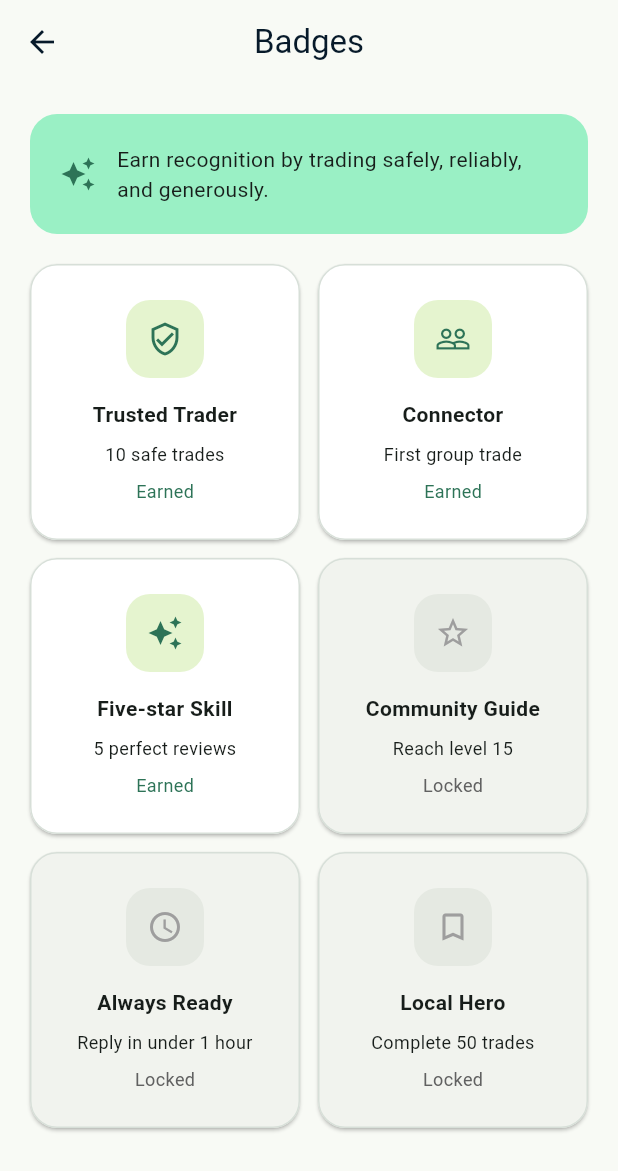
After one commit to Wajza/swe463-project, a Flutter app: the BadgesScreen screen opened directly, on a phone screen of 412 x 824 dp. The commit adds this screen. Shown: the top 1171 px of the screen. Run offline on Flutter 3.47's test engine with Material 3 defaults, Android fonts, the phone set to English and light mode, and no system bars; Roboto replaces fonts that are missing (Arial).

Commit message:
Add badges screen and connect profile navigation

```diff
--- /dev/null
+++ b/souq_skills/lib/screens/profile/badges_screen.dart
@@ -0,0 +1,177 @@
+import 'package:flutter/material.dart';
+
+import '../../main.dart';
+
+class BadgesScreen extends StatelessWidget {
+  const BadgesScreen({super.key});
+
+  // Sample achievements matching the approved design.
+  // Replace these with achievement data from the shared service later.
+  static const _badges = [
+    (
+      name: 'Trusted Trader',
+      requirement: '10 safe trades',
+      icon: Icons.verified_user_outlined,
+      unlocked: true,
+    ),
+    (
+      name: 'Connector',
+      requirement: 'First group trade',
+      icon: Icons.people_outline,
+      unlocked: true,
+    ),
+    (
+      name: 'Five-star Skill',
+      requirement: '5 perfect reviews',
+      icon: Icons.auto_awesome,
+      unlocked: true,
+    ),
+    (
+      name: 'Community Guide',
+      requirement: 'Reach level 15',
+      icon: Icons.star_outline,
+      unlocked: false,
+    ),
+    (
+      name: 'Always Ready',
+      requirement: 'Reply in under 1 hour',
+      icon: Icons.schedule_outlined,
+      unlocked: false,
+    ),
+    (
+      name: 'Local Hero',
+      requirement: 'Complete 50 trades',
+      icon: Icons.bookmark_outline,
+      unlocked: false,
+    ),
+  ];
+
+  @override
+  Widget build(BuildContext context) {
+    return Scaffold(
+      appBar: AppBar(
+        title: const Text('Badges'),
+        centerTitle: true,
+      ),
+      body: SingleChildScrollView(
+        padding: const EdgeInsets.all(20),
+        child: Center(
+          child: ConstrainedBox(
+            constraints: const BoxConstraints(maxWidth: 600),
+            child: Column(
+              crossAxisAlignment: CrossAxisAlignment.stretch,
+              children: [
+                Container(
+                  padding: const EdgeInsets.all(20),
+                  decoration: BoxDecoration(
+                    color: souqMint,
+                    borderRadius: BorderRadius.circular(18),
+                  ),
+                  child: const Row(
+                    children: [
+                      Icon(Icons.auto_awesome, color: souqGreen),
+                      SizedBox(width: 14),
+                      Expanded(
+                        child: Text(
+                          'Earn recognition by trading safely, '
+                          'reliably, and generously.',
+                        ),
+                      ),
+                    ],
+                  ),
+                ),
+                const SizedBox(height: 20),
+                LayoutBuilder(
+                  builder: (context, constraints) {
+                    final columns = constraints.maxWidth < 300 ? 1 : 2;
+                    final width =
+                        (constraints.maxWidth - (columns - 1) * 12) / columns;
+
+                    return Wrap(
+                      spacing: 12,
+                      runSpacing: 12,
+                      children: [
+                        for (final badge in _badges)
+                          SizedBox(
+                            width: width,
+                            child: Semantics(
+                              label: '${badge.name}, '
+                                  '${badge.unlocked ? "Earned" : "Locked"}, '
+                                  '${badge.requirement}',
+                              excludeSemantics: true,
+                              child: Card(
+                                margin: EdgeInsets.zero,
+                                color: badge.unlocked
+                                    ? Colors.white
+                                    : const Color(0xFFF1F3EE),
+                                shape: RoundedRectangleBorder(
+                                  borderRadius: BorderRadius.circular(18),
+                                  side: const BorderSide(
+                                    color: Color(0xFFD7DFD8),
+                                  ),
+                                ),
+                                child: Padding(
+                                  padding: const EdgeInsets.symmetric(
+                                    horizontal: 12,
+                                    vertical: 24,
+                                  ),
+                                  child: Column(
+                                    children: [
+                                      Container(
+                                        padding: const EdgeInsets.all(14),
+                                        decoration: BoxDecoration(
+                                          color: badge.unlocked
+                                              ? const Color(0xFFE5F4CF)
+                                              : const Color(0xFFE5E9E2),
+                                          borderRadius:
+                                              BorderRadius.circular(16),
+                                        ),
+                                        child: Icon(
+                                          badge.icon,
+                                          color: badge.unlocked
+                                              ? souqGreen
+                                              : Colors.grey,
+                                        ),
+                                      ),
+                                      const SizedBox(height: 14),
+                                      Text(
+                                        badge.name,
+                                        textAlign: TextAlign.center,
+                                        style: const TextStyle(
+                                          fontWeight: FontWeight.bold,
+                                        ),
+                                      ),
+                                      const SizedBox(height: 8),
+                                      Text(
+                                        badge.requirement,
+                                        textAlign: TextAlign.center,
+                                        style: const TextStyle(fontSize: 12),
+                                      ),
+                                      const SizedBox(height: 8),
+                                      Text(
+                                        badge.unlocked ? 'Earned' : 'Locked',
+                                        style: TextStyle(
+                                          color: badge.unlocked
+                                              ? souqGreen
+                                              : Colors.grey.shade700,
+                                          fontSize: 12,
+                                        ),
+                                      ),
+                                    ],
+                                  ),
+                                ),
+                              ),
+                            ),
+                          ),
+                      ],
+                    );
+                  },
+                ),
+              ],
+            ),
+          ),
+        ),
+      ),
+    );
+  }
+}
--- a/souq_skills/lib/screens/profile/profile_screen.dart
+++ b/souq_skills/lib/screens/profile/profile_screen.dart
@@ -1,3 +1,4 @@
+import 'badges_screen.dart';
 import 'package:provider/provider.dart';
 import '../../providers/profile_provider.dart';
 import 'edit_profile_screen.dart';
@@ -113,9 +114,15 @@ class ProfileScreen extends StatelessWidget {
                         style: Theme.of(context).textTheme.titleLarge,
                       ),
                     ),
-                    const TextButton(
-                      onPressed: null,
-                      child: Text('View all'),
+                    TextButton(
+                      onPressed: () {
+                        Navigator.of(context).push(
+                          MaterialPageRoute<void>(
+                            builder: (_) => const BadgesScreen(),
+                          ),
+                        );
+                      },
+                      child: const Text('View all'),
                     ),
                   ],
                 ),
```
